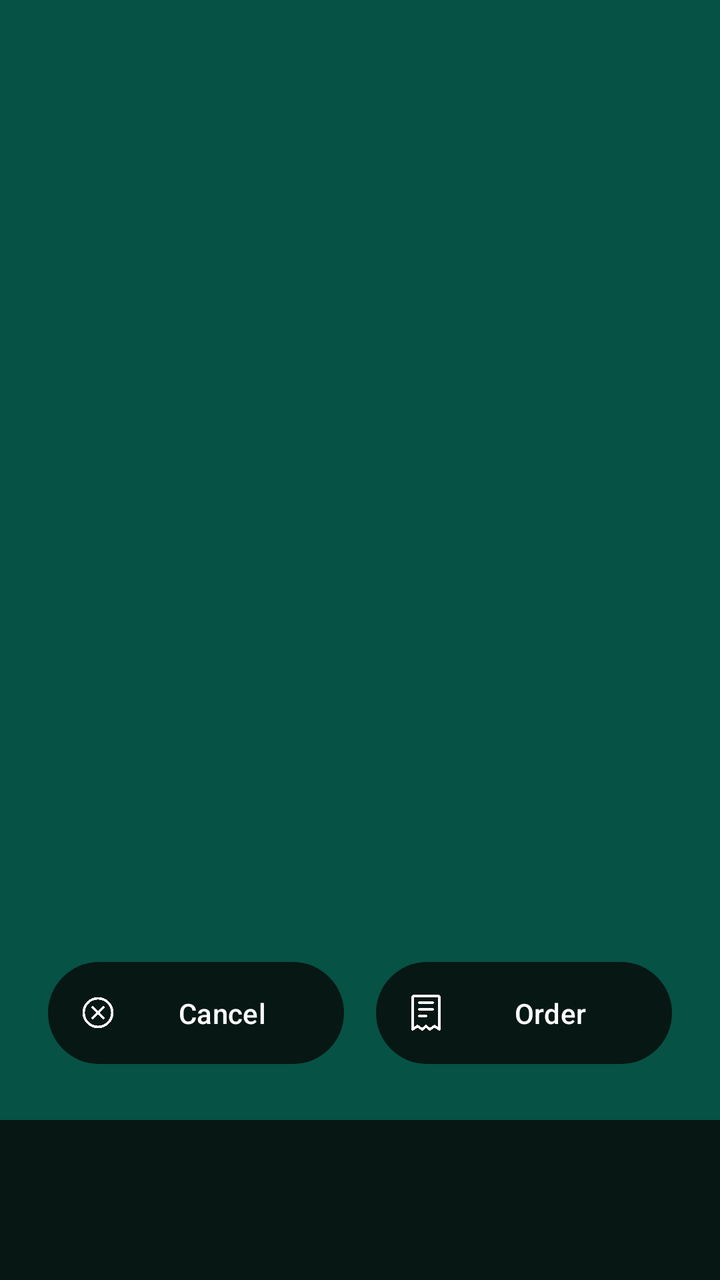
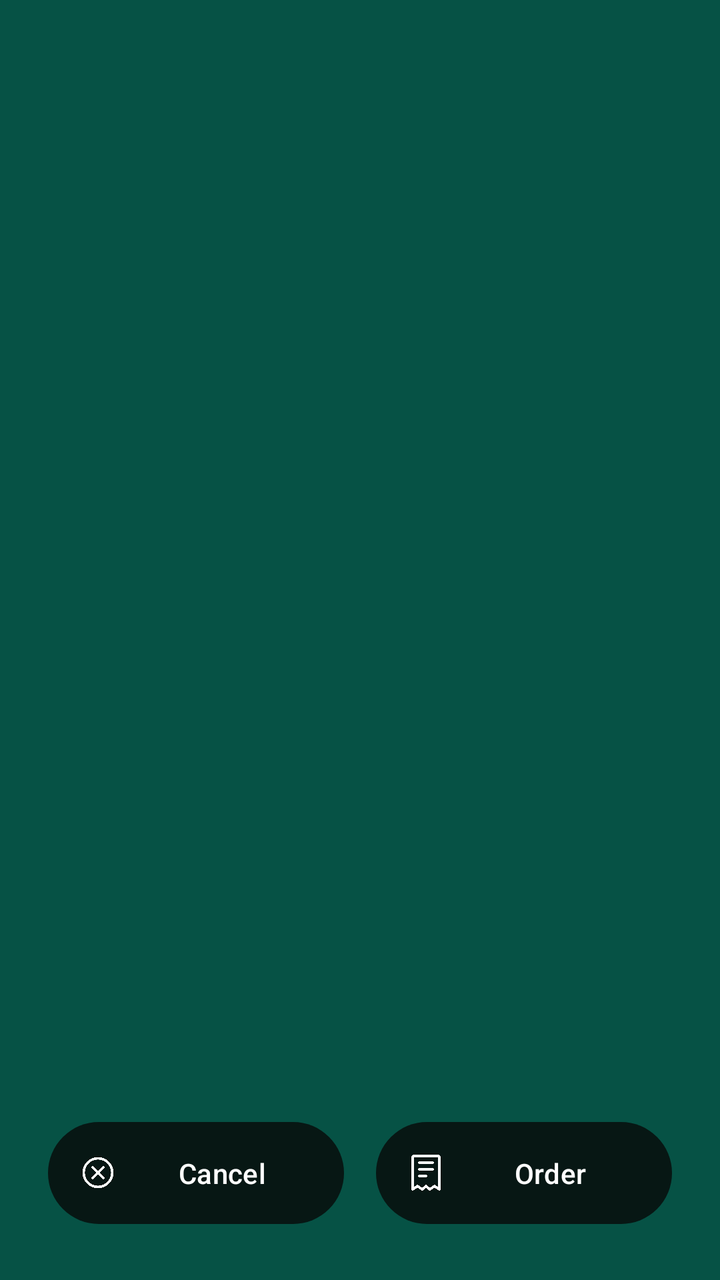

Two renders of the same Android screen: before a commit and after it. Below are the layout's source before the change and the commit's diff.
<!-- AndroidManifest.xml: application theme Theme.MyWarehouse -->
<!-- res/layout/activity_checkout.xml -->
<RelativeLayout xmlns:android="http://schemas.android.com/apk/res/android"
    xmlns:app="http://schemas.android.com/apk/res-auto"
    xmlns:tools="http://schemas.android.com/tools"
    android:layout_width="match_parent"
    android:layout_height="match_parent"
    android:background="@color/green"
    tools:context=".Activities.CheckoutActivity">

    <androidx.core.widget.NestedScrollView
        android:id="@+id/nested_view"
        android:layout_width="match_parent"
        android:layout_height="0dp"
        android:layout_above="@id/bottom_navigation"
        android:layout_alignParentTop="true"
        android:fillViewport="true"
        android:padding="16dp">

        <androidx.constraintlayout.widget.ConstraintLayout
            android:layout_width="match_parent"
            android:layout_height="wrap_content">

            <androidx.recyclerview.widget.RecyclerView
                android:id="@+id/recycler_view_checkout_items"
                android:layout_width="0dp"
                android:layout_height="0dp"
                app:layout_constraintTop_toTopOf="parent"
                app:layout_constraintBottom_toTopOf="@id/bottom_layout"
                app:layout_constraintStart_toStartOf="parent"
                app:layout_constraintEnd_toEndOf="parent" />

            <LinearLayout
                android:id="@+id/bottom_layout"
                android:layout_width="0dp"
                android:layout_height="wrap_content"
                android:orientation="horizontal"
                android:gravity="center"
                app:layout_constraintBottom_toBottomOf="parent"
                app:layout_constraintStart_toStartOf="parent"
                app:layout_constraintEnd_toEndOf="parent">

                <com.google.android.material.button.MaterialButton
                    android:id="@+id/button_cancel"
                    android:layout_width="0dp"
                    android:layout_height="wrap_content"
                    android:layout_weight="1"
                    android:layout_margin="8dp"
                    android:text="@string/cancel"
                    app:icon="@drawable/ic_cancel"
                    app:backgroundTint="@color/darkgreen"
                    android:textColor="@color/white"
                    android:padding="16dp"
                    app:iconTint="@color/white"
                    android:elevation="4dp" />

                <com.google.android.material.button.MaterialButton
                    android:id="@+id/button_order"
                    android:layout_width="0dp"
                    android:layout_height="wrap_content"
                    android:layout_weight="1"
                    android:layout_margin="8dp"
                    android:text="@string/order"
                    app:backgroundTint="@color/darkgreen"
                    android:textColor="@color/white"
                    app:icon="@drawable/ic_order"
                    android:padding="16dp"
                    app:iconTint="@color/white"
                    android:elevation="4dp" />
            </LinearLayout>

        </androidx.constraintlayout.widget.ConstraintLayout>
    </androidx.core.widget.NestedScrollView>

    <com.google.android.material.bottomnavigation.BottomNavigationView
        android:id="@+id/bottom_navigation"
        android:layout_width="match_parent"
        android:layout_height="wrap_content"
        android:layout_alignParentBottom="true"
        android:background="@color/darkgreen"
        app:itemRippleColor="@android:color/transparent"
        app:labelVisibilityMode="unlabeled" />

</RelativeLayout>
<!-- resources referenced by this layout -->
<resources>
  <color name="darkgreen">#071714</color>
  <color name="green">#065245</color>
  <color name="white">#FFFFFFFF</color>
  <!-- drawable ic_cancel: png bitmap (drawable, 14520 bytes) -->
  <!-- drawable ic_order: png bitmap (drawable, 9610 bytes) -->
  <string name="cancel">Cancel</string>
  <string name="order">Order</string>
  <style name="Theme.MyWarehouse" parent="Base.Theme.MyWarehouse" />
  <style name="Base.Theme.MyWarehouse" parent="Theme.Material3.DayNight.NoActionBar">
  
         <item name="colorPrimary">@color/green</item>
      </style>
</resources>

<!-- the commit's change to res/layout/activity_checkout.xml (unified diff, before → after) -->
@@ -9,8 +9,7 @@
     <androidx.core.widget.NestedScrollView
         android:id="@+id/nested_view"
         android:layout_width="match_parent"
-        android:layout_height="0dp"
-        android:layout_above="@id/bottom_navigation"
+        android:layout_height="match_parent"
         android:layout_alignParentTop="true"
         android:fillViewport="true"
         android:padding="16dp">
@@ -70,13 +69,5 @@
         </androidx.constraintlayout.widget.ConstraintLayout>
     </androidx.core.widget.NestedScrollView>
 
-    <com.google.android.material.bottomnavigation.BottomNavigationView
-        android:id="@+id/bottom_navigation"
-        android:layout_width="match_parent"
-        android:layout_height="wrap_content"
-        android:layout_alignParentBottom="true"
-        android:background="@color/darkgreen"
-        app:itemRippleColor="@android:color/transparent"
-        app:labelVisibilityMode="unlabeled" />
 
 </RelativeLayout>
